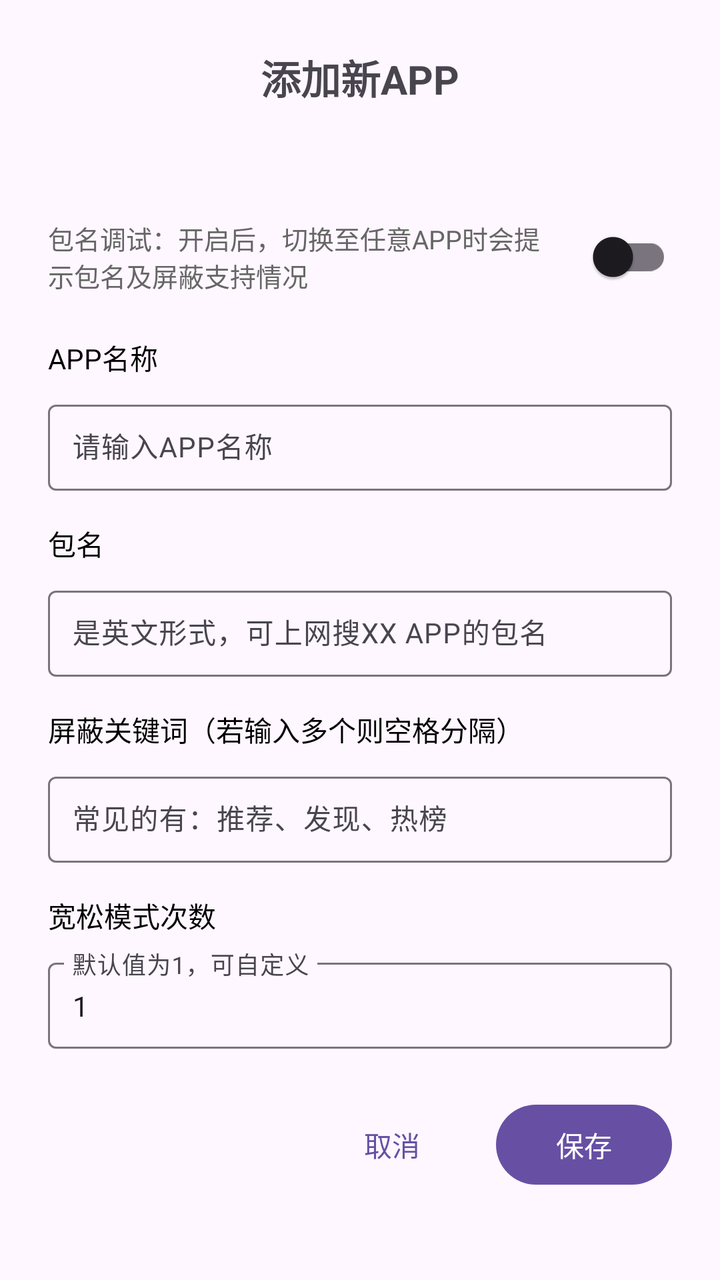
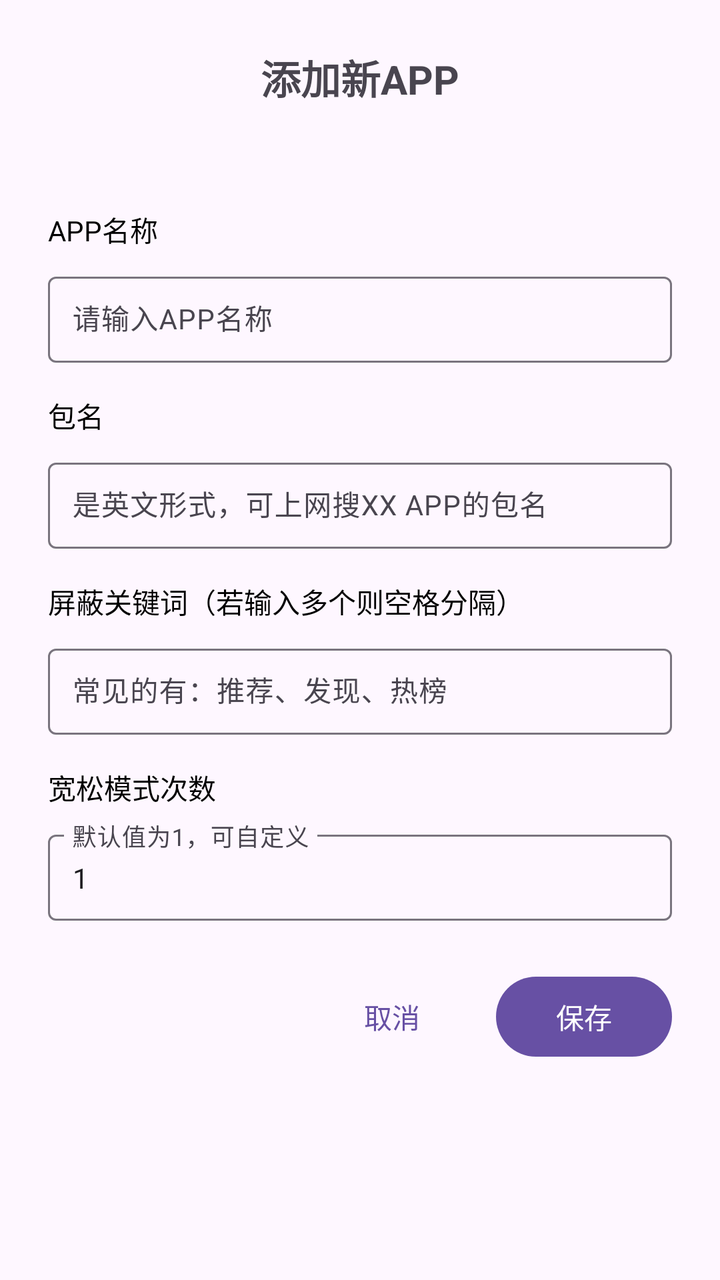

Before-and-after screenshots of an Android layout around one commit, followed by the original layout XML and the change that was made.
<!-- AndroidManifest.xml: application theme Theme.Basic -->
<!-- res/layout/dialog_add_app.xml -->
<?xml version="1.0" encoding="utf-8"?>
<LinearLayout xmlns:android="http://schemas.android.com/apk/res/android"
    xmlns:app="http://schemas.android.com/apk/res-auto"
    android:layout_width="match_parent"
    android:layout_height="wrap_content"
    android:orientation="vertical"
    android:padding="24dp">

    <TextView
        android:layout_width="match_parent"
        android:layout_height="wrap_content"
        android:text="添加新APP"
        android:textSize="20sp"
        android:textStyle="bold"
        android:gravity="center"
        android:layout_marginBottom="8dp" />

    <TextView
        android:layout_width="match_parent"
        android:layout_height="wrap_content"
        android:text=""
        android:textSize="14sp"
        android:textColor="#999999"
        android:gravity="start"
        android:layout_marginBottom="24dp" />

    
    <LinearLayout
        android:layout_width="match_parent"
        android:layout_height="wrap_content"
        android:orientation="horizontal"
        android:gravity="center_vertical"
        android:layout_marginBottom="16dp">

        <TextView
            android:layout_width="0dp"
            android:layout_height="wrap_content"
            android:layout_weight="1"
            android:text="包名调试：开启后，切换至任意APP时会提示包名及屏蔽支持情况"
            android:textSize="13sp"
            android:textColor="#666666" />

        <androidx.appcompat.widget.SwitchCompat
            android:id="@+id/switch_package_debug"
            android:layout_width="wrap_content"
            android:layout_height="wrap_content"
            android:layout_marginStart="8dp" />

    </LinearLayout>

    
    <TextView
        android:layout_width="match_parent"
        android:layout_height="wrap_content"
        android:text="APP名称"
        android:textSize="14sp"
        android:textColor="@android:color/black"
        android:layout_marginBottom="8dp" />

    <com.google.android.material.textfield.TextInputLayout
        android:layout_width="match_parent"
        android:layout_height="wrap_content"
        android:layout_marginBottom="16dp"
        android:hint="请输入APP名称"
        app:hintTextColor="#757575"
        style="@style/Widget.Material3.TextInputLayout.OutlinedBox">

        <com.google.android.material.textfield.TextInputEditText
            android:id="@+id/et_app_name"
            android:layout_width="match_parent"
            android:layout_height="wrap_content"
            android:inputType="text"
            android:maxLines="1"
            android:textSize="14sp"
            android:padding="12dp" />

    </com.google.android.material.textfield.TextInputLayout>

    
    <TextView
        android:layout_width="match_parent"
        android:layout_height="wrap_content"
        android:text="包名"
        android:textSize="14sp"
        android:textColor="@android:color/black"
        android:layout_marginBottom="8dp" />

    <com.google.android.material.textfield.TextInputLayout
        android:layout_width="match_parent"
        android:layout_height="wrap_content"
        android:layout_marginBottom="16dp"
        android:hint="是英文形式，可上网搜XX APP的包名"
        app:hintTextColor="#757575"
        style="@style/Widget.Material3.TextInputLayout.OutlinedBox">

        <com.google.android.material.textfield.TextInputEditText
            android:id="@+id/et_package_name"
            android:layout_width="match_parent"
            android:layout_height="wrap_content"
            android:inputType="text"
            android:maxLines="1"
            android:textSize="14sp"
            android:padding="12dp" />

    </com.google.android.material.textfield.TextInputLayout>

    
    <TextView
        android:layout_width="match_parent"
        android:layout_height="wrap_content"
        android:text="屏蔽关键词（若输入多个则空格分隔）"
        android:textSize="14sp"
        android:textColor="@android:color/black"
        android:layout_marginBottom="8dp" />

    <com.google.android.material.textfield.TextInputLayout
        android:layout_width="match_parent"
        android:layout_height="wrap_content"
        android:layout_marginBottom="16dp"
        android:hint="常见的有：推荐、发现、热榜"
        app:hintTextColor="#757575"
        style="@style/Widget.Material3.TextInputLayout.OutlinedBox">

        <com.google.android.material.textfield.TextInputEditText
            android:id="@+id/et_target_word"
            android:layout_width="match_parent"
            android:layout_height="wrap_content"
            android:inputType="text"
            android:maxLines="1"
            android:textSize="14sp"
            android:padding="12dp" />

    </com.google.android.material.textfield.TextInputLayout>

    
    <TextView
        android:layout_width="match_parent"
        android:layout_height="wrap_content"
        android:text="宽松模式次数"
        android:textSize="14sp"
        android:textColor="@android:color/black"
        android:layout_marginBottom="8dp" />

    <com.google.android.material.textfield.TextInputLayout
        android:layout_width="match_parent"
        android:layout_height="wrap_content"
        android:layout_marginBottom="24dp"
        android:hint="默认值为1，可自定义"
        app:hintTextColor="#757575"
        style="@style/Widget.Material3.TextInputLayout.OutlinedBox">

        <com.google.android.material.textfield.TextInputEditText
            android:id="@+id/et_relaxed_limit_count"
            android:layout_width="match_parent"
            android:layout_height="wrap_content"
            android:inputType="number"
            android:maxLines="1"
            android:text="1"
            android:textSize="14sp"
            android:padding="12dp" />

    </com.google.android.material.textfield.TextInputLayout>

    <LinearLayout
        android:layout_width="match_parent"
        android:layout_height="wrap_content"
        android:orientation="horizontal"
        android:gravity="end">

        <Button
            android:id="@+id/btn_cancel"
            android:layout_width="wrap_content"
            android:layout_height="wrap_content"
            android:text="取消"
            android:layout_marginEnd="8dp"
            style="@style/Widget.Material3.Button.TextButton" />

        <Button
            android:id="@+id/btn_save"
            android:layout_width="wrap_content"
            android:layout_height="wrap_content"
            android:text="保存"
            style="@style/Widget.Material3.Button" />

    </LinearLayout>

</LinearLayout>
<!-- resources referenced by this layout -->
<resources>
  <style name="Theme.Basic" parent="Base.Theme.Basic" />
  <style name="Base.Theme.Basic" parent="Theme.Material3.DayNight.NoActionBar">
          
          
      </style>
</resources>

<!-- the commit's change to res/layout/dialog_add_app.xml (unified diff, before → after) -->
@@ -23,30 +23,6 @@
         android:textColor="#999999"
         android:gravity="start"
         android:layout_marginBottom="24dp" />
-
-    
-    <LinearLayout
-        android:layout_width="match_parent"
-        android:layout_height="wrap_content"
-        android:orientation="horizontal"
-        android:gravity="center_vertical"
-        android:layout_marginBottom="16dp">
-
-        <TextView
-            android:layout_width="0dp"
-            android:layout_height="wrap_content"
-            android:layout_weight="1"
-            android:text="包名调试：开启后，切换至任意APP时会提示包名及屏蔽支持情况"
-            android:textSize="13sp"
-            android:textColor="#666666" />
-
-        <androidx.appcompat.widget.SwitchCompat
-            android:id="@+id/switch_package_debug"
-            android:layout_width="wrap_content"
-            android:layout_height="wrap_content"
-            android:layout_marginStart="8dp" />
-
-    </LinearLayout>
 
     
     <TextView
